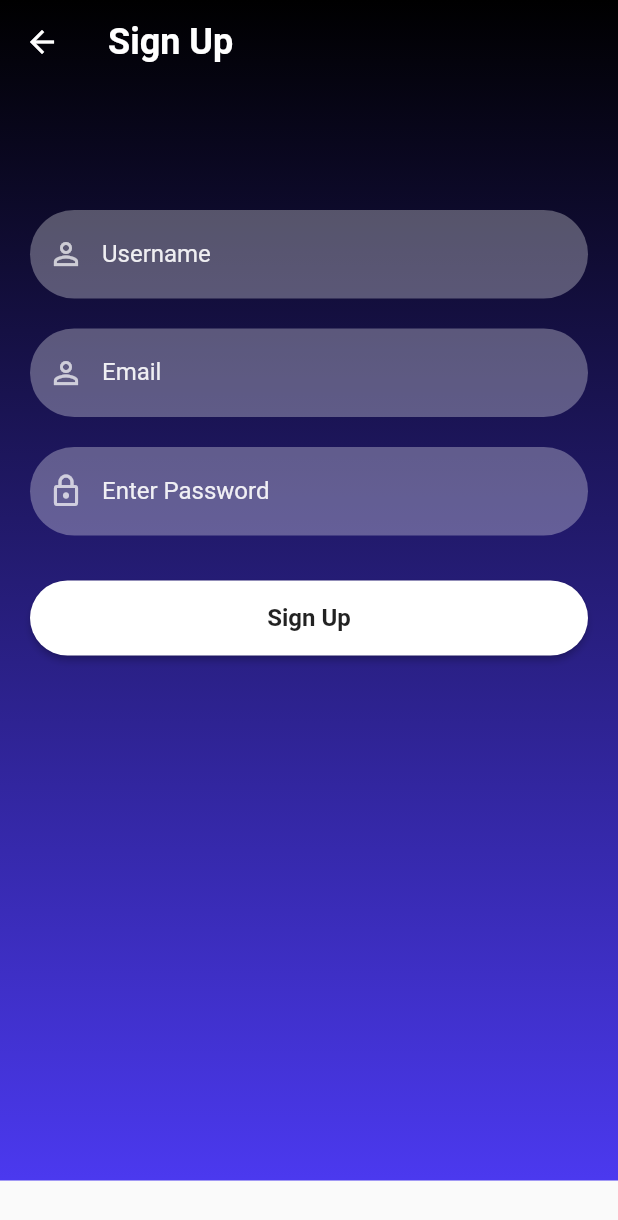
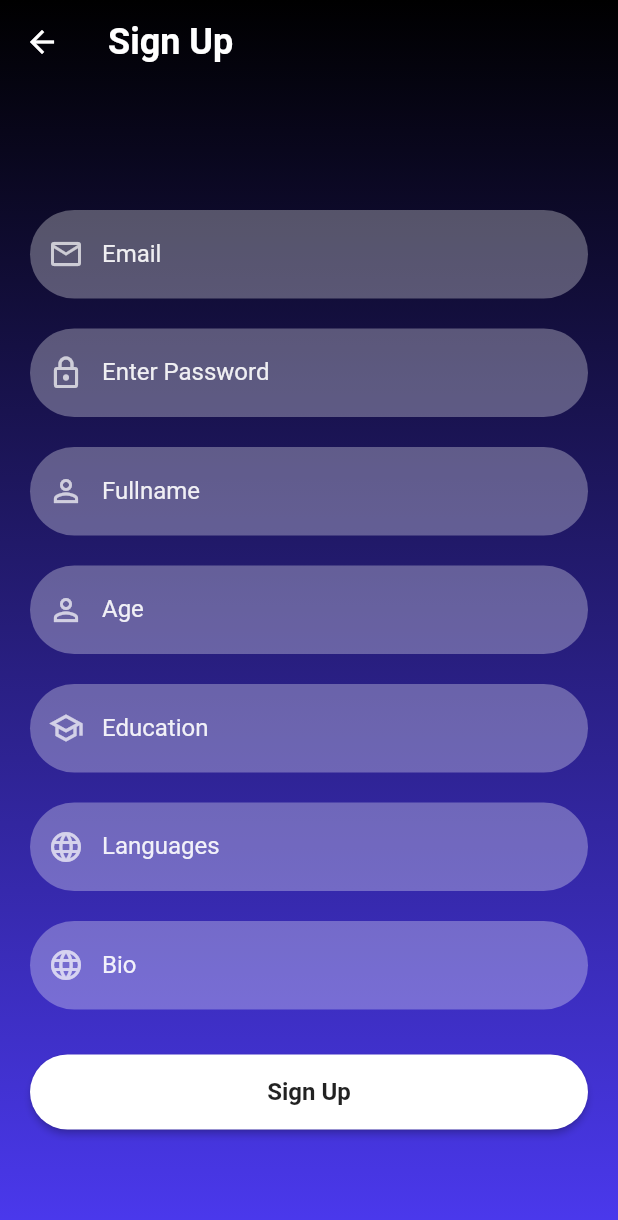
Before and after one commit to Joseph-Kz/Projet-dev, a Flutter app: the screen it shows after launch, after a tap on "Sign Up", on a phone screen of 412 x 824 dp. Shown: the top 1220 px of the screen. Run offline on Flutter 3.47's test engine with Material 2 defaults, Android fonts, the phone set to English and light mode, and no system bars; our stand-ins replace cloud_firestore, firebase_auth, firebase_core, flutter_signin_button, google_sign_in; accounts and stored records are empty; network calls fail.

Commit message:
signup with database

```diff
--- a/lib/Pages/Login.dart
+++ b/lib/Pages/Login.dart
@@ -1,9 +1,13 @@
+import 'dart:async';
+
 import 'package:firebase_auth/firebase_auth.dart';
 import 'package:flutter/material.dart';
 import 'package:projet_tetudes/Pages/home_page.dart';
 import 'package:projet_tetudes/Widget/widget.dart';
 import 'package:flutter_signin_button/flutter_signin_button.dart';
+import 'package:provider/provider.dart';
 
+import '../Blocs/auth_bloc.dart';
 import '../utils/hex_color.dart';
 import 'Signup.dart';
 
@@ -14,7 +18,30 @@ class SignInScreen extends StatefulWidget {
   _SignInScreenState createState() => _SignInScreenState();
 }
 GlobalMethods _globalMethods = GlobalMethods();
+
 class _SignInScreenState extends State<SignInScreen> {
+  // late StreamSubscription<User> loginStateSubscription;
+
+  @override
+  void initState() {
+    var authBloc = Provider.of<AuthBloc>(context, listen: false);
+    authBloc.currentUser.listen((fbUser) {
+      if (fbUser != null) {
+        Navigator.of(context).pushReplacement(
+          MaterialPageRoute(
+            builder: (context) => HomePage(),
+          ),
+        );
+      }
+    });
+    super.initState();
+  }
+  @override
+  // void dispose() {
+  //   loginStateSubscription.cancel();
+  //   super.dispose();
+  // }
+
   TextEditingController _passwordTextController = TextEditingController();
   TextEditingController _emailTextController = TextEditingController();
   @override
@@ -97,13 +124,13 @@ class _SignInScreenState extends State<SignInScreen> {
     );
   }
   Row Googlebutton() {
+    final authBloc = Provider.of<AuthBloc>(context);
     return Row(
       mainAxisAlignment: MainAxisAlignment.center,
       children: [
         SignInButton(
           Buttons.Google,
-          onPressed: () => Navigator.of(context).pushReplacement(
-              MaterialPageRoute(builder: (context) => HomePage())),
+          onPressed: () => authBloc.loginGoogle(),
         )
       ]
     );
--- a/lib/Pages/Signup.dart
+++ b/lib/Pages/Signup.dart
@@ -1,12 +1,13 @@
 import 'package:firebase_auth/firebase_auth.dart';
 import 'package:flutter/material.dart';
 import 'package:projet_tetudes/Pages/home_page.dart';
+import 'package:projet_tetudes/Services/database.dart';
+import 'package:cloud_firestore/cloud_firestore.dart';
 import '../Widget/widget.dart';
 import '../utils/hex_color.dart';
 
 class SignUpScreen extends StatefulWidget {
   const SignUpScreen({Key? key}) : super(key: key);
-
   @override
   _SignUpScreenState createState() => _SignUpScreenState();
 }
@@ -15,9 +16,16 @@ GlobalMethods _globalMethods = GlobalMethods();
 class _SignUpScreenState extends State<SignUpScreen> {
   TextEditingController _passwordTextController = TextEditingController();
   TextEditingController _emailTextController = TextEditingController();
-  TextEditingController _userNameTextController = TextEditingController();
+  TextEditingController _FullNameTextController = TextEditingController();
+  TextEditingController _AgeTextController = TextEditingController();
+  TextEditingController _EducationTextController = TextEditingController();
+  TextEditingController _LanguagesTextController = TextEditingController();
+  TextEditingController _bioTextController = TextEditingController();
   @override
   Widget build(BuildContext context) {
+    User? user = FirebaseAuth.instance.currentUser;
+    late String Fullname; late String age; late String education; late String languages; late String bio;
+
     return Scaffold(
       extendBodyBehindAppBar: true,
       appBar: AppBar(
@@ -44,12 +52,7 @@ class _SignUpScreenState extends State<SignUpScreen> {
                     const SizedBox(
                       height: 20,
                     ),
-                    reusableTextField("Username", Icons.person_outline, false,
-                        _userNameTextController),
-                    const SizedBox(
-                      height: 20,
-                    ),
-                    reusableTextField("Email", Icons.person_outline, false,
+                    reusableTextField("Email", Icons.email_outlined, false,
                         _emailTextController),
                     const SizedBox(
                       height: 20,
@@ -59,20 +62,47 @@ class _SignUpScreenState extends State<SignUpScreen> {
                     const SizedBox(
                       height: 20,
                     ),
+                    reusableTextField("Fullname", Icons.person_outline, false,
+                        _FullNameTextController),
+                    const SizedBox(
+                      height: 20,
+                    ),
+                    reusableTextField("Age", Icons.person_outline, false,
+                        _AgeTextController),
+                    const SizedBox(
+                      height: 20,
+                    ),
+                    reusableTextField("Education", Icons.school_outlined, false,
+                        _EducationTextController),
+                    const SizedBox(
+                      height: 20,
+                    ),
+                    reusableTextField("Languages", Icons.language, false,
+                        _LanguagesTextController),
+                    const SizedBox(
+                      height: 20,
+                    ),
+                    reusableTextField("Bio", Icons.language, false,
+                    _bioTextController),
+                    const SizedBox(
+                    height: 20,
+                    ),
                     firebaseUIButton(context, "Sign Up", () {
                       FirebaseAuth.instance
                           .createUserWithEmailAndPassword(
                           email: _emailTextController.text,
                           password: _passwordTextController.text)
-                          .then((value) {
-                        print("Created New Account");
-                        Navigator.push(context,
-                            MaterialPageRoute(builder: (context) => HomePage()));
+                          .then((value) async {
+                          UserSetup(_FullNameTextController.text, _AgeTextController.text, _EducationTextController.text, _LanguagesTextController.text, _bioTextController.text);
+                          Navigator.push(context,
+                              MaterialPageRoute(builder: (context) => HomePage()));
+
+                          // await user?.sendEmailVerification();
                       }).onError((error, stackTrace) {
                         String Error_message = "Error ${error.toString()}";
                         _globalMethods.showErrorDialog(Error_message, context);
                       });
-                    })
+                    }),
                   ],
                 ),
               )
--- /dev/null
+++ b/lib/Services/auth_services.dart
@@ -0,0 +1,10 @@
+import 'package:firebase_auth/firebase_auth.dart';
+
+class AuthService {
+  final _auth = FirebaseAuth.instance;
+
+  Future<UserCredential> signInWithCredential(AuthCredential credential) =>
+      _auth.signInWithCredential(credential);
+  Future<void> logout() => _auth.signOut();
+  Stream<User?> get currentUser => _auth.authStateChanges();
+}
--- /dev/null
+++ b/lib/Services/database.dart
@@ -0,0 +1,97 @@
+// import 'package:flutter/services.dart';
+// import 'package:cloud_firestore/cloud_firestore.dart';
+//
+// import '../Models/user.dart';
+//
+// class Database{
+//   final FirebaseFirestore _firestore = FirebaseFirestore.instance;
+//   Future<String> signUpUser(UserModel user) async {
+//     String retVal = "error";
+//     try {
+//       await _firestore.collection("users").document(user.uid).setData({
+//         'email' : user.email,
+//         'Fullname' : user.Fullname,
+//         'Age' : user.age,
+//         'Education' : user.education,
+//         'Languages' : user.languages
+//       });
+//
+//     }catch(e){
+//
+//     }
+//     return retVal;
+//   }
+//
+// }
+// import 'package:flutter/material.dart';
+//
+// // Import the firebase_core and cloud_firestore plugin
+// import 'package:firebase_core/firebase_core.dart';
+// import 'package:cloud_firestore/cloud_firestore.dart';
+//
+// class AddUser extends StatelessWidget {
+//   final String uid;
+//   final String email;
+//   final String Fullname;
+//   final String age;
+//   final String education;
+//   final String languages;
+//   final String bio;
+//
+//   AddUser(
+//       this.uid,
+//       this.email,
+//       this.Fullname,
+//       this.age,
+//       this.education,
+//       this.languages,
+//       this.bio
+//       );
+//
+//   @override
+//   Widget build(BuildContext context) {
+//     // Create a CollectionReference called users that references the firestore collection
+//     CollectionReference users = FirebaseFirestore.instance.collection('users');
+//
+//     Future<void> addUser() {
+//       // Call the user's CollectionReference to add a new user
+//       return users
+//           .add({
+//             'email' : email,
+//             'Fullname' : Fullname,
+//             'Age' : age,
+//             'Education' : education,
+//             'Languages' : languages,
+//             'Bio' : bio
+//           })
+//           .then((value) => print("User Added"))
+//           .catchError((error) => print("Failed to add user: $error"));
+//
+//     }
+//     return TextButton(
+//       onPressed: addUser,
+//       child: Text(
+//         "Add User",
+//       ),
+//     );
+//   }
+//
+// }
+
+import 'package:cloud_firestore/cloud_firestore.dart';
+import 'package:firebase_auth/firebase_auth.dart';
+
+Future<void> UserSetup(String Fullname, String age, String education, String languages, String bio) async {
+  CollectionReference users = FirebaseFirestore.instance.collection('users');
+  FirebaseAuth auth = FirebaseAuth.instance;
+   var uid = auth.currentUser?.uid.toString();
+  users.add({
+    'Fullname' : Fullname,
+    'age' : age,
+    'education' : education,
+    'languages' : languages,
+    'bio' : bio,
+    'uid' : uid
+  });
+  return;
+}
--- a/lib/main.dart
+++ b/lib/main.dart
@@ -1,6 +1,8 @@
 import 'package:flutter/material.dart';
 import 'package:firebase_core/firebase_core.dart';
+import 'package:projet_tetudes/Blocs/auth_bloc.dart';
 import 'Pages/Login.dart';
+import 'package:provider/provider.dart';
 import 'Pages/ouverture.dart';
 import 'Pages/home_page.dart';
 
@@ -14,9 +16,12 @@ class TEtudes extends StatelessWidget {
   const TEtudes({Key? key}) : super(key: key);
   @override
   Widget build(BuildContext context) {
-    return const MaterialApp(
+    return Provider(
+      create: (context) => AuthBloc(),
+      child: const MaterialApp(
       debugShowCheckedModeBanner: false,
       home: const SignInScreen(),
+      )
     );
   }
 }
--- a/pubspec.yaml
+++ b/pubspec.yaml
@@ -50,6 +50,8 @@ dev_dependencies:
   google_sign_in: ^5.3.0
   provider: ^6.0.2
   flutter_signin_button: ^2.0.0
+  cloud_firestore: ^3.1.12
+  firebase_storage: ^10.2.12
 
 
 # For information on the generic Dart part of this file, see the
```
Also changed, not shown: lib/Blocs/auth_bloc.dart (added, +36 -0 lines), lib/Pages/home_page.dart (+45 -8 lines), pubspec.lock.
